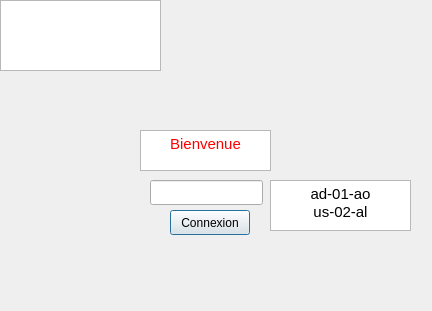
Above: Descripteurs/tessst/connexionwindow.ui from TomAuclin/PROJETC_LMLTM before the change. Below: the same form after it.
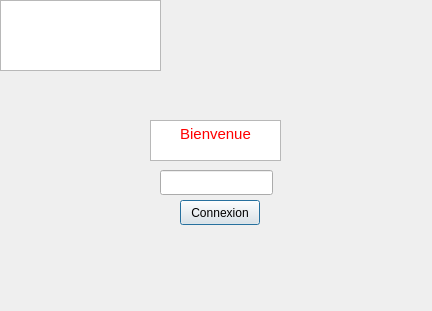
That is the form after the change.

Commit message: petit ajoustement et supression affichage mot de passe

```diff
--- a/Descripteurs/tessst/connexionwindow.ui
+++ b/Descripteurs/tessst/connexionwindow.ui
@@ -16,8 +16,8 @@
   <widget class="QLineEdit" name="Login">
    <property name="geometry">
     <rect>
-     <x>150</x>
-     <y>180</y>
+     <x>160</x>
+     <y>170</y>
      <width>113</width>
      <height>25</height>
     </rect>
@@ -26,8 +26,8 @@
   <widget class="QPushButton" name="connexionButton">
    <property name="geometry">
     <rect>
-     <x>170</x>
-     <y>210</y>
+     <x>180</x>
+     <y>200</y>
      <width>80</width>
      <height>25</height>
     </rect>
@@ -39,8 +39,8 @@
   <widget class="QTextEdit" name="textEdit">
    <property name="geometry">
     <rect>
-     <x>140</x>
-     <y>130</y>
+     <x>150</x>
+     <y>120</y>
      <width>131</width>
      <height>41</height>
     </rect>
@@ -66,27 +66,6 @@
     </rect>
    </property>
   </widget>
-  <widget class="QTextEdit" name="textEdit_2">
-   <property name="geometry">
-    <rect>
-     <x>270</x>
-     <y>180</y>
-     <width>141</width>
-     <height>51</height>
-    </rect>
-   </property>
-   <property name="html">
-    <string>&lt;!DOCTYPE HTML PUBLIC &quot;-//W3C//DTD HTML 4.0//EN&quot; &quot;http://www.w3.org/TR/REC-html40/strict.dtd&quot;&gt;
-&lt;html&gt;&lt;head&gt;&lt;meta name=&quot;qrichtext&quot; content=&quot;1&quot; /&gt;&lt;meta charset=&quot;utf-8&quot; /&gt;&lt;style type=&quot;text/css&quot;&gt;
-p, li { white-space: pre-wrap; }
-hr { height: 1px; border-width: 0; }
-li.unchecked::marker { content: &quot;\2610&quot;; }
-li.checked::marker { content: &quot;\2612&quot;; }
-&lt;/style&gt;&lt;/head&gt;&lt;body style=&quot; font-family:'Sans Serif'; font-size:9pt; font-weight:400; font-style:normal;&quot;&gt;
-&lt;p align=&quot;center&quot; style=&quot; margin-top:0px; margin-bottom:0px; margin-left:0px; margin-right:0px; -qt-block-indent:0; text-indent:0px;&quot;&gt;&lt;span style=&quot; font-size:11pt; color:#000000;&quot;&gt;ad-01-ao&lt;/span&gt;&lt;/p&gt;
-&lt;p align=&quot;center&quot; style=&quot; margin-top:0px; margin-bottom:0px; margin-left:0px; margin-right:0px; -qt-block-indent:0; text-indent:0px;&quot;&gt;&lt;span style=&quot; font-size:11pt; color:#000000;&quot;&gt;us-02-al&lt;/span&gt;&lt;/p&gt;&lt;/body&gt;&lt;/html&gt;</string>
-   </property>
-  </widget>
  </widget>
  <resources/>
  <connections/>
```
The commit also changes 1 other file.
